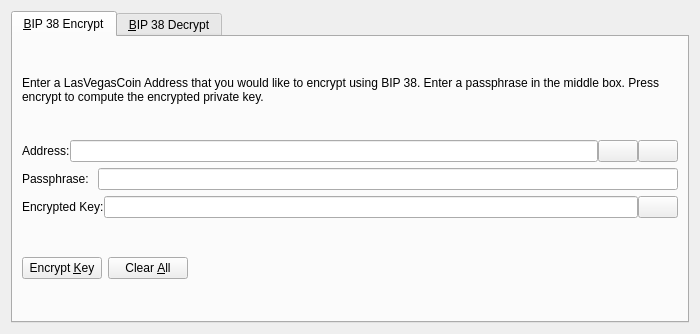
Before: the Qt Designer form src/qt/forms/bip38tooldialog.ui in drcoul/StorOfWealth, drawn with Qt 5.
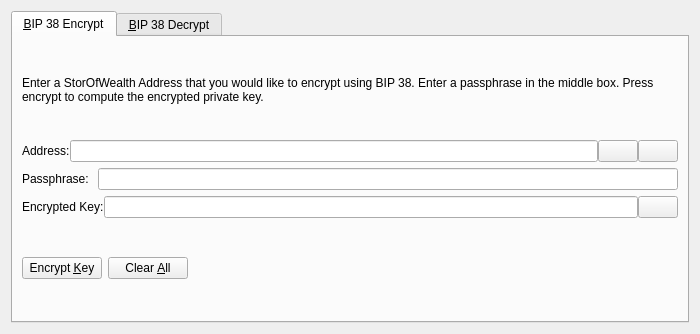
After: the same form once the commit is applied. The open tabs and pages were chosen to show the change. Icons and pictures are not drawn. Custom widgets are drawn as their Qt base class.

Diff of the .ui file:
```diff
--- a/src/qt/forms/bip38tooldialog.ui
+++ b/src/qt/forms/bip38tooldialog.ui
@@ -30,7 +30,7 @@
        <item>
         <widget class="QLabel" name="infoLabel_ENC">
          <property name="text">
-          <string>Enter a LasVegasCoin Address that you would like to encrypt using BIP 38. Enter a passphrase in the middle box. Press encrypt to compute the encrypted private key.</string>
+          <string>Enter a StorOfWealth Address that you would like to encrypt using BIP 38. Enter a passphrase in the middle box. Press encrypt to compute the encrypted private key.</string>
          </property>
          <property name="textFormat">
           <enum>Qt::PlainText</enum>
```
